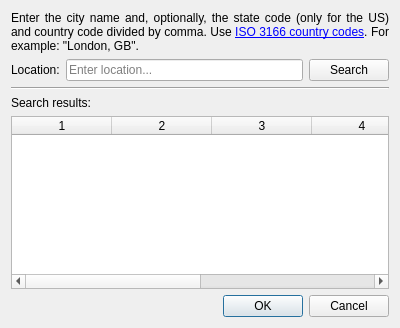
Old version of the form LocationFinderDialog.ui in the repository FelixdelasPozas/TrayWeather.
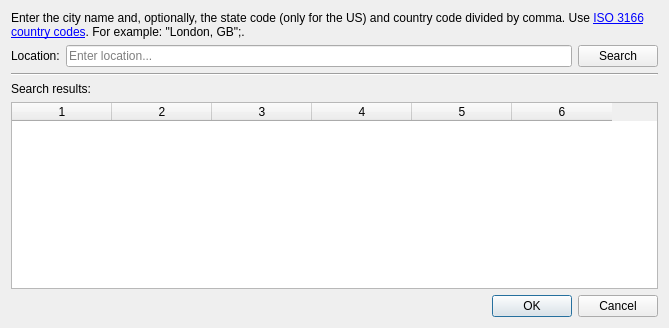
New version of the form. Icons and pictures are not drawn.

Commit message: Fix ConfigurationDialog signal disconnect. UI polish.

Patch:
```diff
--- a/LocationFinderDialog.ui
+++ b/LocationFinderDialog.ui
@@ -6,7 +6,7 @@
    <rect>
     <x>0</x>
     <y>0</y>
-    <width>400</width>
+    <width>669</width>
     <height>328</height>
    </rect>
   </property>
@@ -24,7 +24,7 @@
    <item>
     <widget class="QLabel" name="label_2">
      <property name="text">
-      <string>&lt;html&gt;&lt;head/&gt;&lt;body&gt;&lt;p&gt;Enter the city name and, optionally, the state code (only for the US) and country code divided by comma. Use &lt;a href=&amp;quot;https://en.wikipedia.org/wiki/ISO_3166-1_alpha-2&amp;quot;&gt;ISO 3166 country codes&lt;/a&gt;. For example: &amp;quot;London, GB&amp;quot;.&lt;/p&gt;
+      <string>&lt;html&gt;&lt;head/&gt;&lt;body&gt;&lt;p&gt;Enter the city name and, optionally, the state code (only for the US) and country code divided by comma. Use &lt;a href=&quot;https://en.wikipedia.org/wiki/ISO_3166-1_alpha-2&quot;&gt;ISO 3166 country codes&lt;/a&gt;. For example: &quot;London, GB&quot;;.&lt;/p&gt;
 &lt;/body&gt;&lt;/html&gt;</string>
      </property>
      <property name="textFormat">
@@ -34,7 +34,7 @@
       <bool>false</bool>
      </property>
      <property name="alignment">
-      <set>Qt::AlignJustify|Qt::AlignVCenter</set>
+      <set>Qt::AlignLeading|Qt::AlignLeft|Qt::AlignVCenter</set>
      </property>
      <property name="wordWrap">
       <bool>true</bool>
```
Left out of the diff: 2 changed lines with no effect on the pictures. The commit also changes 2 other files.
